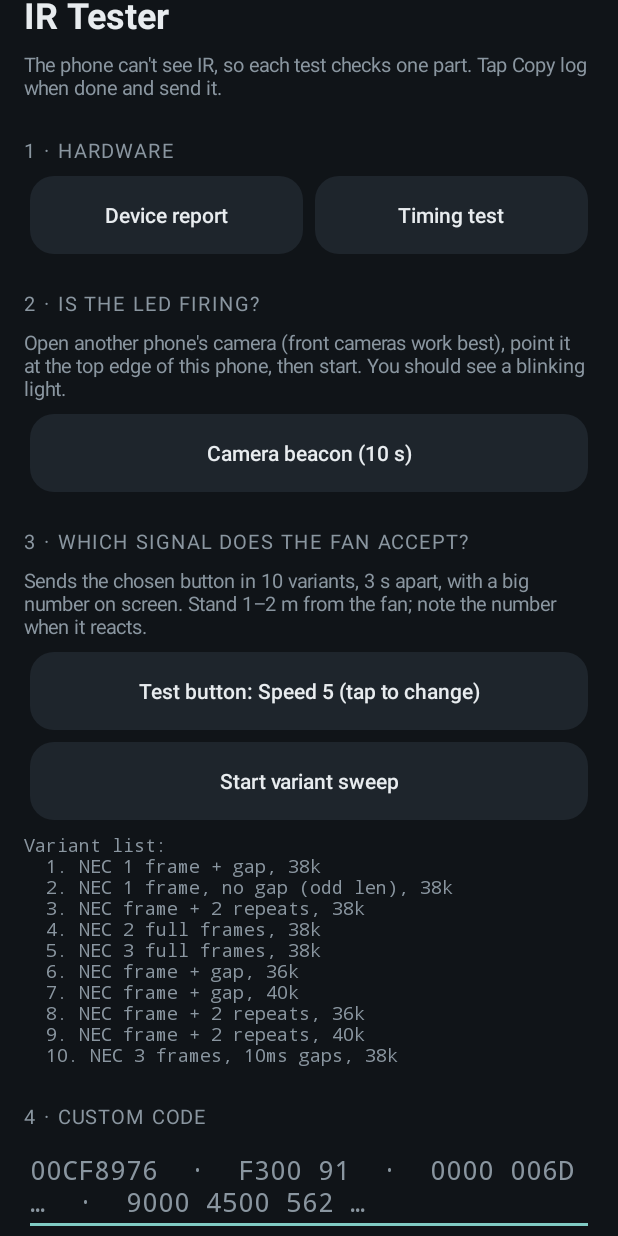
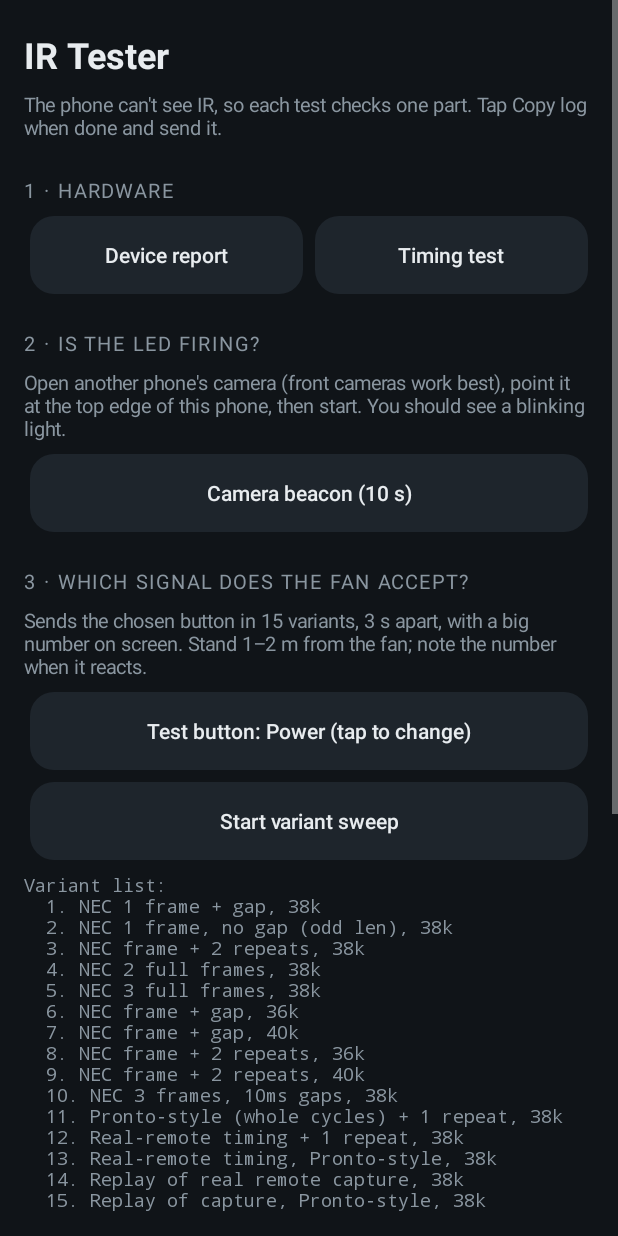
Before and after one commit to karthik11c/vaultkey-releases, an Android app: the TesterActivity screen opened directly, with no data from a screen before it, on a phone screen of 412 x 824 dp. Run offline under Robolectric (Android 15) with nearby library versions, the phone set to English and light mode, and no system bars.

Commit message:
Add real-remote capture replay and Pronto-style signal variants
Decoded Broadlink captures of a genuine Atomberg remote confirm the NEC
codes (00 F3 91 6E etc.) but show slightly longer pulses and a repeat code.
Add these shapes, plus whole-carrier-cycle rounding as Pronto-based apps
send, to both the tester sweep (variants 11-15) and the main remote modes.

Co-Authored-By: Claude Opus 5.5 <noreply@anthropic.com>

```diff
--- a/app/src/main/java/com/revnwolf/atombergremote/MainActivity.kt
+++ b/app/src/main/java/com/revnwolf/atombergremote/MainActivity.kt
@@ -90,8 +90,8 @@ class MainActivity : Activity() {
             status.text = getString(R.string.no_ir)
             return
         }
-        val pattern = NecEncoder.pattern(button.command, mode, carrierHz)
-        val expectedMs = NecEncoder.durationMs(NecEncoder.pattern(button.command,
+        val pattern = NecEncoder.pattern(button, mode, carrierHz)
+        val expectedMs = NecEncoder.durationMs(NecEncoder.pattern(button,
             if (mode == SignalMode.LEGACY) SignalMode.STANDARD else mode))
         sender.execute {
             val t0 = SystemClock.elapsedRealtime()
--- a/app/src/main/java/com/revnwolf/atombergremote/TesterActivity.kt
+++ b/app/src/main/java/com/revnwolf/atombergremote/TesterActivity.kt
@@ -36,7 +36,7 @@ class TesterActivity : Activity() {
     private var ir: ConsumerIrManager? = null
     private val worker = Executors.newSingleThreadExecutor()
     @Volatile private var cancelled = false
-    private var testButton = AtombergButton.SPEED_5
+    private var testButton = AtombergButton.POWER
 
     private lateinit var log: TextView
     private lateinit var big: TextView
@@ -45,19 +45,28 @@ class TesterActivity : Activity() {
     private lateinit var scroll: ScrollView
     private val time = SimpleDateFormat("HH:mm:ss", Locale.US)
 
-    private data class Variant(val name: String, val carrier: Int, val build: (IntArray) -> IntArray)
+    private data class Variant(val name: String, val carrier: Int, val build: (AtombergButton) -> IntArray?)
 
     private val variants = listOf(
-        Variant("NEC 1 frame + gap, 38k", 38_000) { Nec.build(it) },
-        Variant("NEC 1 frame, no gap (odd len), 38k", 38_000) { Nec.build(it, trailingGap = false) },
-        Variant("NEC frame + 2 repeats, 38k", 38_000) { Nec.build(it, repeatCodes = 2) },
-        Variant("NEC 2 full frames, 38k", 38_000) { Nec.build(it, frames = 2) },
-        Variant("NEC 3 full frames, 38k", 38_000) { Nec.build(it, frames = 3) },
-        Variant("NEC frame + gap, 36k", 36_000) { Nec.build(it) },
-        Variant("NEC frame + gap, 40k", 40_000) { Nec.build(it) },
-        Variant("NEC frame + 2 repeats, 36k", 36_000) { Nec.build(it, repeatCodes = 2) },
-        Variant("NEC frame + 2 repeats, 40k", 40_000) { Nec.build(it, repeatCodes = 2) },
-        Variant("NEC 3 frames, 10ms gaps, 38k", 38_000) { Nec.build(it, frames = 3, gap = 10_000) },
+        Variant("NEC 1 frame + gap, 38k", 38_000) { Nec.build(it.bytes) },
+        Variant("NEC 1 frame, no gap (odd len), 38k", 38_000) { Nec.build(it.bytes, trailingGap = false) },
+        Variant("NEC frame + 2 repeats, 38k", 38_000) { Nec.build(it.bytes, repeatCodes = 2) },
+        Variant("NEC 2 full frames, 38k", 38_000) { Nec.build(it.bytes, frames = 2) },
+        Variant("NEC 3 full frames, 38k", 38_000) { Nec.build(it.bytes, frames = 3) },
+        Variant("NEC frame + gap, 36k", 36_000) { Nec.build(it.bytes) },
+        Variant("NEC frame + gap, 40k", 40_000) { Nec.build(it.bytes) },
+        Variant("NEC frame + 2 repeats, 36k", 36_000) { Nec.build(it.bytes, repeatCodes = 2) },
+        Variant("NEC frame + 2 repeats, 40k", 40_000) { Nec.build(it.bytes, repeatCodes = 2) },
+        Variant("NEC 3 frames, 10ms gaps, 38k", 38_000) { Nec.build(it.bytes, frames = 3, gap = 10_000) },
+        Variant("Pronto-style (whole cycles) + 1 repeat, 38k", 38_000) {
+            Nec.quantize(Nec.build(it.bytes, repeatCodes = 1), 38_000) },
+        Variant("Real-remote timing + 1 repeat, 38k", 38_000) {
+            Nec.build(it.bytes, repeatCodes = 1, t = NecTiming.REMOTE) },
+        Variant("Real-remote timing, Pronto-style, 38k", 38_000) {
+            Nec.quantize(Nec.build(it.bytes, repeatCodes = 1, t = NecTiming.REMOTE), 38_000) },
+        Variant("Replay of real remote capture, 38k", 38_000) { Captured.CAPTURED[it] },
+        Variant("Replay of capture, Pronto-style, 38k", 38_000) {
+            Captured.CAPTURED[it]?.let { p -> Nec.quantize(p, 38_000) } },
     )
 
     override fun onCreate(savedInstanceState: Bundle?) {
@@ -196,8 +205,10 @@ class TesterActivity : Activity() {
         logLine("=== Sweep: ${testButton.label} (cmd 0x%02X) ===".format(testButton.command))
         for ((i, v) in variants.withIndex()) {
             if (cancelled) return
+            val pattern = v.build(testButton)
+            if (pattern == null) { logLine("#${i + 1} ${v.name}: no capture for ${testButton.label}, skipped"); continue }
             ui { big.text = "${i + 1}" }
-            tx(v.carrier, v.build(testButton.bytes), "#${i + 1} ${v.name}")
+            tx(v.carrier, pattern, "#${i + 1} ${v.name}")
             for (k in 0 until 30) { if (cancelled) return; SystemClock.sleep(100) }
         }
         logLine("Sweep done. Tell me which number(s) the fan reacted to (or none).")
```
Also changed, not shown: app/src/main/java/com/revnwolf/atombergremote/AtombergIr.kt (+48 -9 lines).
